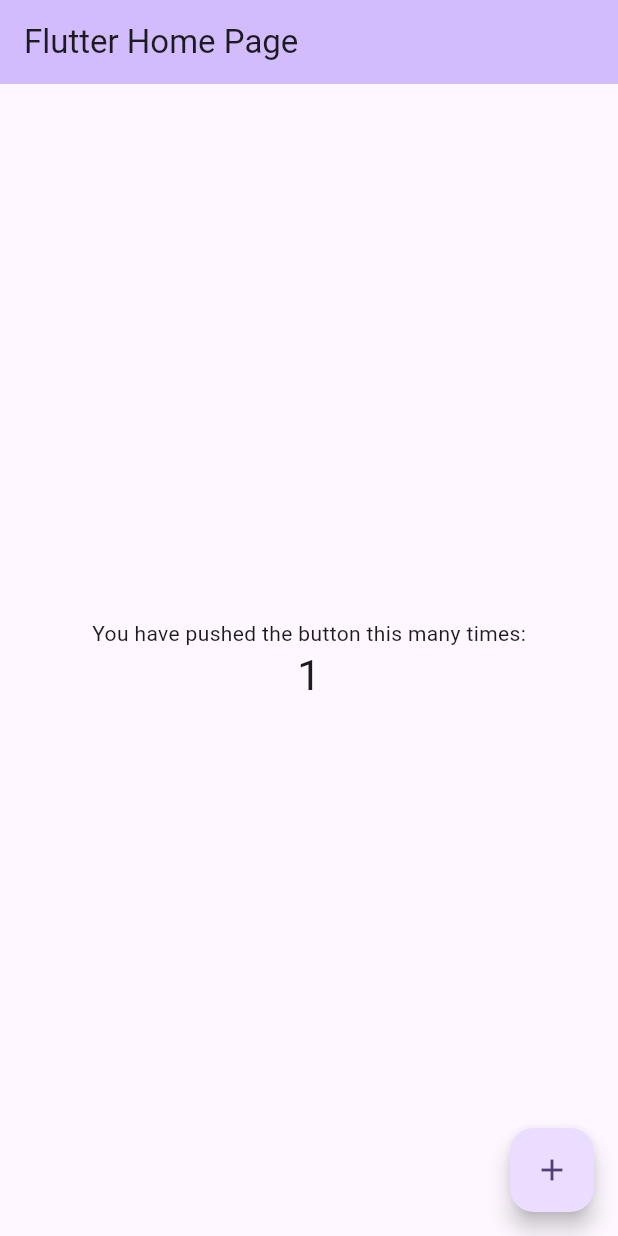
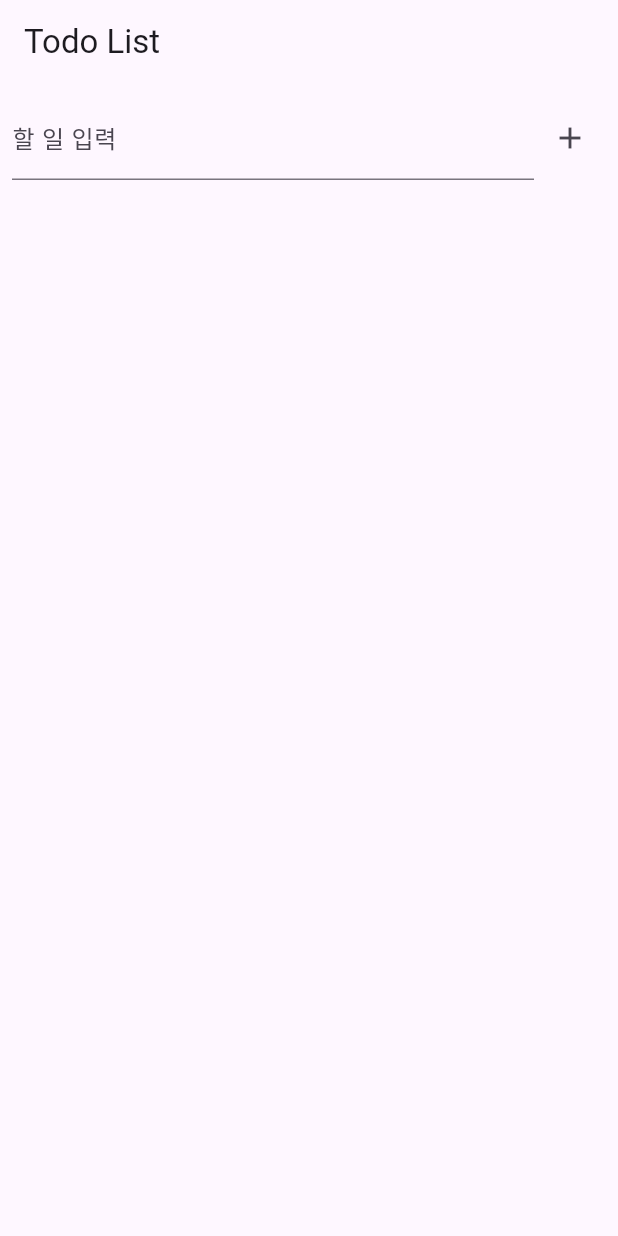
Before and after one commit to KingBlackCow/flutter_test, a Flutter app: the screen it shows after launch, after a tap on the "add" icon, on a phone screen of 412 x 824 dp. Run offline on Flutter 3.47's test engine with Material 3 defaults, Android fonts, the phone set to English and light mode, and no system bars.

Commit message:
feat: todo 리스트 만들어보기

```diff
--- a/lib/main.dart
+++ b/lib/main.dart
@@ -1,3 +1,4 @@
+import 'package:flutter/cupertino.dart';
 import 'package:flutter/material.dart';
 
 void main() {
@@ -7,116 +8,102 @@ void main() {
 class MyApp extends StatelessWidget {
   const MyApp({super.key});
 
-  // This widget is the root of your application.
   @override
   Widget build(BuildContext context) {
     return MaterialApp(
-      title: 'Flutter Demo',
-      theme: ThemeData(
-        // This is the theme of your application.
-        //
-        // TRY THIS: Try running your application with "flutter run". You'll see
-        // the application has a purple toolbar. Then, without quitting the app,
-        // try changing the seedColor in the colorScheme below to Colors.green
-        // and then invoke "hot reload" (save your changes or press the "hot
-        // reload" button in a Flutter-supported IDE, or press "r" if you used
-        // the command line to start the app).
-        //
-        // Notice that the counter didn't reset back to zero; the application
-        // state is not lost during the reload. To reset the state, use hot
-        // restart instead.
-        //
-        // This works for code too, not just values: Most code changes can be
-        // tested with just a hot reload.
-        colorScheme: ColorScheme.fromSeed(seedColor: Colors.deepPurple),
-      ),
-      home: const MyHomePage(title: 'Flutter Home Page'),
+      home: TodoPage(),
     );
   }
 }
 
-class MyHomePage extends StatefulWidget {
-  const MyHomePage({super.key, required this.title});
+class Todo {
+  String title;
+  bool isDone;
 
-  // This widget is the home page of your application. It is stateful, meaning
-  // that it has a State object (defined below) that contains fields that affect
-  // how it looks.
-
-  // This class is the configuration for the state. It holds the values (in this
-  // case the title) provided by the parent (in this case the App widget) and
-  // used by the build method of the State. Fields in a Widget subclass are
-  // always marked "final".
-
-  final String title;
-
-  @override
-  State<MyHomePage> createState() => _MyHomePageState();
+  Todo({required this.title, this.isDone = false});
 }
 
-class _MyHomePageState extends State<MyHomePage> {
-  int _counter = 0;
+class TodoPage extends StatefulWidget {
+  @override
+  _TodoPageState createState() => _TodoPageState();
+}
 
-  void _incrementCounter() {
+class _TodoPageState extends State<TodoPage> {
+  final List<Todo> _todos = [];
+  final TextEditingController _controller = TextEditingController();
+
+  void _addTodo() {
+    if (_controller.text.isNotEmpty) {
+      setState(() {
+        _todos.add(Todo(title: _controller.text));
+        _controller.clear();
+      });
+    }
+  }
+
+  void _toggleTodo(Todo todo) {
     setState(() {
-      // This call to setState tells the Flutter framework that something has
-      // changed in this State, which causes it to rerun the build method below
-      // so that the display can reflect the updated values. If we changed
-      // _counter without calling setState(), then the build method would not be
-      // called again, and so nothing would appear to happen.
-      _counter++;
+      todo.isDone = !todo.isDone;
+    });
+  }
+
+  void _removeTodo(Todo todo) {
+    setState(() {
+      _todos.remove(todo);
     });
   }
 
   @override
   Widget build(BuildContext context) {
-    // This method is rerun every time setState is called, for instance as done
-    // by the _incrementCounter method above.
-    //
-    // The Flutter framework has been optimized to make rerunning build methods
-    // fast, so that you can just rebuild anything that needs updating rather
-    // than having to individually change instances of widgets.
     return Scaffold(
-      appBar: AppBar(
-        // TRY THIS: Try changing the color here to a specific color (to
-        // Colors.amber, perhaps?) and trigger a hot reload to see the AppBar
-        // change color while the other colors stay the same.
-        backgroundColor: Theme.of(context).colorScheme.inversePrimary,
-        // Here we take the value from the MyHomePage object that was created by
-        // the App.build method, and use it to set our appbar title.
-        title: Text(widget.title),
+      appBar: AppBar(title: Text("Todo List")),
+      body: Column(
+        children: [
+          Padding(
+            padding: const EdgeInsets.all(8.0),
+            child: Row(
+              children: [
+                Expanded(
+                  child: TextField(
+                    controller: _controller,
+                    decoration: InputDecoration(labelText: '할 일 입력'),
+                  ),
+                ),
+                IconButton(
+                  icon: Icon(Icons.add),
+                  onPressed: _addTodo,
+                ),
+              ],
+            ),
+          ),
+          Expanded(
+            child: ListView.builder(
+              itemCount: _todos.length,
+              itemBuilder: (context, index) {
+                final todo = _todos[index];
+                return ListTile(
+                  leading: Checkbox(
+                    value: todo.isDone,
+                    onChanged: (value) => _toggleTodo(todo),
+                  ),
+                  title: Text(
+                    todo.title,
+                    style: TextStyle(
+                      decoration: todo.isDone
+                          ? TextDecoration.lineThrough
+                          : TextDecoration.none,
+                    ),
+                  ),
+                  trailing: IconButton(
+                    icon: Icon(Icons.delete),
+                    onPressed: () => _removeTodo(todo),
+                  ),
+                );
+              },
+            ),
+          ),
+        ],
       ),
-      body: Center(
-        // Center is a layout widget. It takes a single child and positions it
-        // in the middle of the parent.
-        child: Column(
-          // Column is also a layout widget. It takes a list of children and
-          // arranges them vertically. By default, it sizes itself to fit its
-          // children horizontally, and tries to be as tall as its parent.
-          //
-          // Column has various properties to control how it sizes itself and
-          // how it positions its children. Here we use mainAxisAlignment to
-          // center the children vertically; the main axis here is the vertical
-          // axis because Columns are vertical (the cross axis would be
-          // horizontal).
-          //
-          // TRY THIS: Invoke "debug painting" (choose the "Toggle Debug Paint"
-          // action in the IDE, or press "p" in the console), to see the
-          // wireframe for each widget.
-          mainAxisAlignment: MainAxisAlignment.center,
-          children: <Widget>[
-            const Text('You have pushed the button this many times:'),
-            Text(
-              '$_counter',
-              style: Theme.of(context).textTheme.headlineMedium,
-            ),
-          ],
-        ),
-      ),
-      floatingActionButton: FloatingActionButton(
-        onPressed: _incrementCounter,
-        tooltip: 'Increment',
-        child: const Icon(Icons.add),
-      ), // This trailing comma makes auto-formatting nicer for build methods.
     );
   }
 }
--- a/pubspec.yaml
+++ b/pubspec.yaml
@@ -34,6 +34,7 @@ dependencies:
   # The following adds the Cupertino Icons font to your application.
   # Use with the CupertinoIcons class for iOS style icons.
   cupertino_icons: ^1.0.8
+  http: ^1.3.0
 
 dev_dependencies:
   flutter_test:
```
Also changed, not shown: pubspec.lock.
